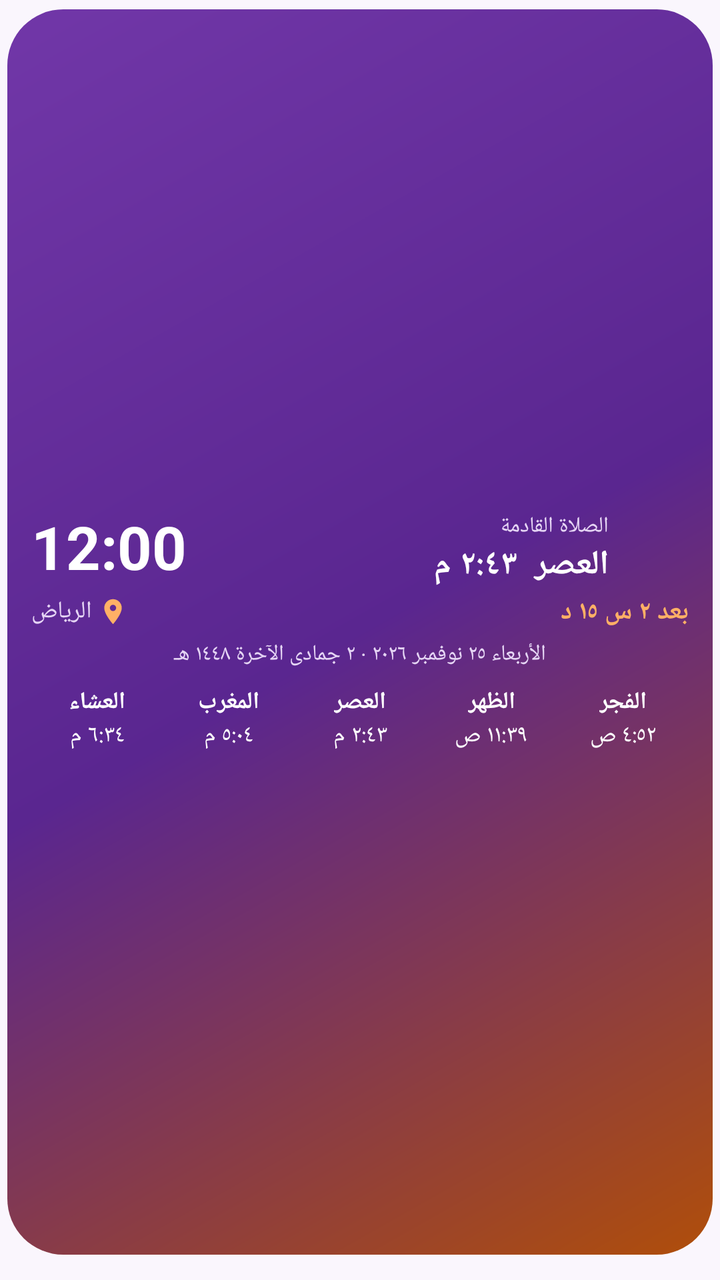
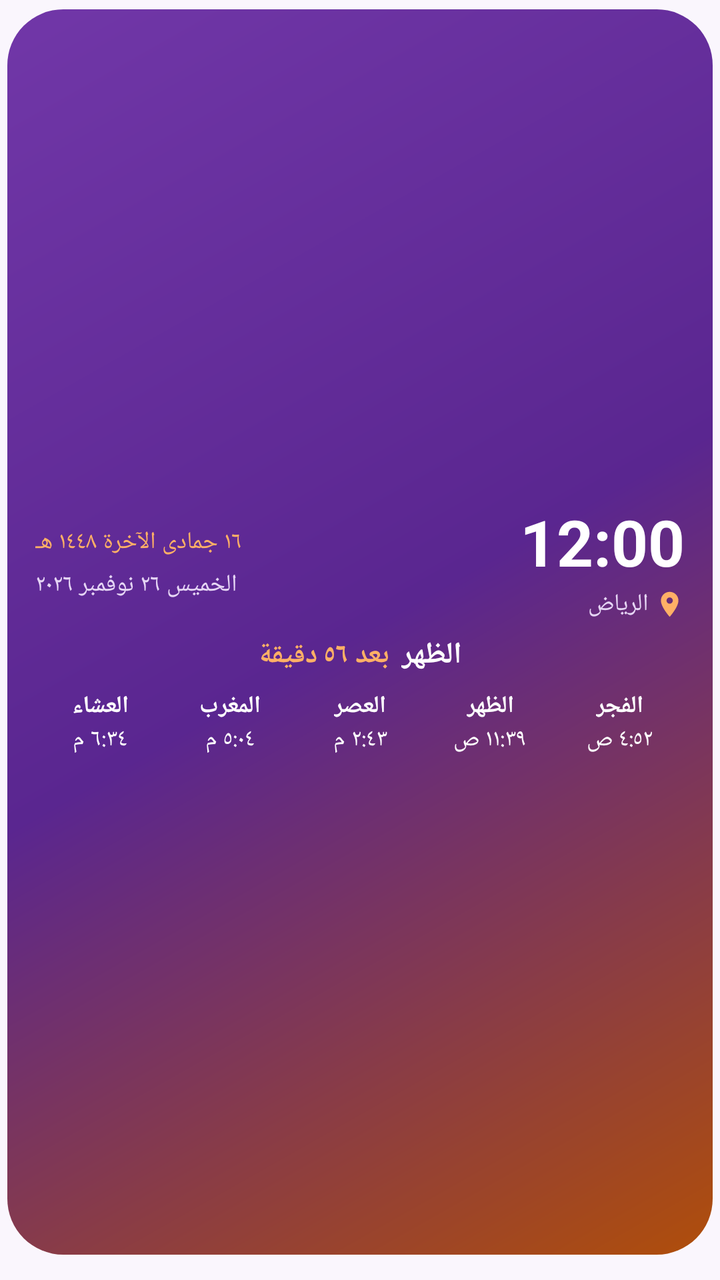

The first picture is an Android layout as it rendered before a commit; the second is the same layout after the commit. The layout source and the unified diff follow.
<!-- AndroidManifest.xml: application theme AppTheme -->
<!-- res/layout/widget_prayer.xml -->
<?xml version="1.0" encoding="utf-8"?>
<FrameLayout xmlns:android="http://schemas.android.com/apk/res/android" android:id="@+id/widget_root" android:layout_width="match_parent" android:layout_height="match_parent" android:layoutDirection="rtl" android:paddingStart="3.5dp" android:paddingEnd="3.5dp" android:paddingTop="4.5dp" android:paddingBottom="12.5dp">
    <ImageView android:id="@+id/wbg" android:layout_width="match_parent" android:layout_height="match_parent" android:clipToOutline="true" android:scaleType="fitXY" android:src="@drawable/wbg_grad_2" android:contentDescription="@null" />
    <LinearLayout android:layout_width="match_parent" android:layout_height="match_parent" android:orientation="vertical" android:gravity="center" android:paddingStart="12dp" android:paddingEnd="12dp" android:paddingTop="6dp" android:paddingBottom="6dp">
        <LinearLayout android:layout_width="match_parent" android:layout_height="wrap_content" android:orientation="horizontal" android:gravity="center_vertical">
            <ImageView android:layout_width="30dp" android:layout_height="30dp" android:src="@mipmap/ic_zakkerni" android:contentDescription="@null" />
            <LinearLayout android:layout_width="0dp" android:layout_height="wrap_content" android:layout_weight="1" android:orientation="vertical" android:paddingStart="10dp" android:paddingEnd="6dp">
                <TextView android:id="@+id/w_label" android:layout_width="wrap_content" android:layout_height="wrap_content" android:text="الصلاة القادمة" android:textColor="#E6D6F5" android:textSize="11dp" android:maxLines="1" android:ellipsize="end" />
                <TextView android:id="@+id/w_next" android:layout_width="wrap_content" android:layout_height="wrap_content" android:text="العصر  ٢:٤٣ م" android:textColor="#FFFFFF" android:textSize="17dp" android:maxLines="1" android:ellipsize="end" android:textStyle="bold" android:includeFontPadding="false" />
            </LinearLayout>
            <TextClock android:id="@+id/w_clock" android:layout_width="wrap_content" android:layout_height="wrap_content" android:format12Hour="h:mm" android:format24Hour="HH:mm" android:textColor="#FFFFFF" android:textSize="30dp" android:textStyle="bold" android:includeFontPadding="false" android:maxLines="1" />
        </LinearLayout>
        <LinearLayout android:layout_width="match_parent" android:layout_height="wrap_content" android:orientation="horizontal" android:gravity="center_vertical" android:layout_marginTop="3dp">
            <TextView android:id="@+id/w_cd" android:layout_width="wrap_content" android:layout_height="wrap_content" android:text="بعد ٢ س ١٥ د" android:textColor="#FFB066" android:textSize="13dp" android:maxLines="1" android:textStyle="bold" android:includeFontPadding="false" />
            <FrameLayout android:layout_width="0dp" android:layout_height="1dp" android:layout_weight="1" />
            <TextView android:id="@+id/w_city" android:layout_width="wrap_content" android:layout_height="wrap_content" android:gravity="center_vertical" android:text="الرياض" android:textColor="#E6D6F5" android:textSize="12dp" android:maxLines="1" android:drawableStart="@drawable/ic_pin_m" android:drawablePadding="3dp" android:includeFontPadding="false" />
            <TextView android:id="@+id/w_weather" android:layout_width="wrap_content" android:layout_height="wrap_content" android:layout_marginStart="10dp" android:textColor="#FFFFFF" android:textSize="14dp" android:maxLines="1" android:textStyle="bold" android:visibility="gone" android:includeFontPadding="false" />
        </LinearLayout>
        <TextView android:id="@+id/w_hijri" android:layout_width="match_parent" android:layout_height="wrap_content" android:gravity="center" android:text="الأربعاء ٢٥ نوفمبر ٢٠٢٦ · ٢ جمادى الآخرة ١٤٤٨ هـ" android:textColor="#E6D6F5" android:textSize="11dp" android:maxLines="1" android:ellipsize="end" android:layout_marginTop="5dp" android:includeFontPadding="false"/>
        <LinearLayout android:layout_width="match_parent" android:layout_height="wrap_content" android:layout_marginTop="8dp" android:orientation="horizontal">
            <LinearLayout android:layout_width="0dp" android:layout_height="wrap_content" android:layout_weight="1" android:orientation="vertical" android:gravity="center">
                <TextView android:id="@+id/n0" android:layout_width="wrap_content" android:layout_height="wrap_content" android:text="الفجر" android:textColor="#FFFFFF" android:textSize="12dp" android:maxLines="1" android:ellipsize="end" android:textStyle="bold" />
                <TextView android:id="@+id/t0" android:layout_width="wrap_content" android:layout_height="wrap_content" android:text="٤:٥٢ ص" android:textColor="#FFFFFF" android:textSize="12dp" android:maxLines="1" android:ellipsize="end"  />
            </LinearLayout>
            <LinearLayout android:layout_width="0dp" android:layout_height="wrap_content" android:layout_weight="1" android:orientation="vertical" android:gravity="center">
                <TextView android:id="@+id/n1" android:layout_width="wrap_content" android:layout_height="wrap_content" android:text="الظهر" android:textColor="#FFFFFF" android:textSize="12dp" android:maxLines="1" android:ellipsize="end" android:textStyle="bold" />
                <TextView android:id="@+id/t1" android:layout_width="wrap_content" android:layout_height="wrap_content" android:text="١١:٣٩ ص" android:textColor="#FFFFFF" android:textSize="12dp" android:maxLines="1" android:ellipsize="end"  />
            </LinearLayout>
            <LinearLayout android:layout_width="0dp" android:layout_height="wrap_content" android:layout_weight="1" android:orientation="vertical" android:gravity="center">
                <TextView android:id="@+id/n2" android:layout_width="wrap_content" android:layout_height="wrap_content" android:text="العصر" android:textColor="#FFFFFF" android:textSize="12dp" android:maxLines="1" android:ellipsize="end" android:textStyle="bold" />
                <TextView android:id="@+id/t2" android:layout_width="wrap_content" android:layout_height="wrap_content" android:text="٢:٤٣ م" android:textColor="#FFFFFF" android:textSize="12dp" android:maxLines="1" android:ellipsize="end"  />
            </LinearLayout>
            <LinearLayout android:layout_width="0dp" android:layout_height="wrap_content" android:layout_weight="1" android:orientation="vertical" android:gravity="center">
                <TextView android:id="@+id/n3" android:layout_width="wrap_content" android:layout_height="wrap_content" android:text="المغرب" android:textColor="#FFFFFF" android:textSize="12dp" android:maxLines="1" android:ellipsize="end" android:textStyle="bold" />
                <TextView android:id="@+id/t3" android:layout_width="wrap_content" android:layout_height="wrap_content" android:text="٥:٠٤ م" android:textColor="#FFFFFF" android:textSize="12dp" android:maxLines="1" android:ellipsize="end"  />
            </LinearLayout>
            <LinearLayout android:layout_width="0dp" android:layout_height="wrap_content" android:layout_weight="1" android:orientation="vertical" android:gravity="center">
                <TextView android:id="@+id/n4" android:layout_width="wrap_content" android:layout_height="wrap_content" android:text="العشاء" android:textColor="#FFFFFF" android:textSize="12dp" android:maxLines="1" android:ellipsize="end" android:textStyle="bold" />
                <TextView android:id="@+id/t4" android:layout_width="wrap_content" android:layout_height="wrap_content" android:text="٦:٣٤ م" android:textColor="#FFFFFF" android:textSize="12dp" android:maxLines="1" android:ellipsize="end"  />
            </LinearLayout>
        </LinearLayout>
    </LinearLayout>
</FrameLayout>
<!-- resources referenced by this layout -->
<resources>
  <!-- drawable ic_pin_m (drawable) -->
  <vector xmlns:android="http://schemas.android.com/apk/res/android" android:width="15dp" android:height="15dp" android:viewportWidth="24" android:viewportHeight="24">
      <path android:fillColor="#FFB066" android:pathData="M12,2C8.1,2 5,5.1 5,9c0,5.2 7,13 7,13s7,-7.8 7,-13c0,-3.9 -3.1,-7 -7,-7zM12,11.5c-1.4,0 -2.5,-1.1 -2.5,-2.5S10.6,6.5 12,6.5s2.5,1.1 2.5,2.5S13.4,11.5 12,11.5z"/>
  </vector>
  <!-- drawable wbg_grad_2 (drawable) -->
  <?xml version="1.0" encoding="utf-8"?>
  <shape xmlns:android="http://schemas.android.com/apk/res/android" android:shape="rectangle">
      <gradient android:angle="315" android:startColor="#7137A8" android:centerColor="#5A2690" android:endColor="#B04E0A" />
      <corners android:radius="28dp" />
  </shape>
  <!-- mipmap ic_zakkerni (mipmap-anydpi-v26) -->
  <?xml version="1.0" encoding="utf-8"?>
  <adaptive-icon xmlns:android="http://schemas.android.com/apk/res/android">
      <background android:drawable="@drawable/ic_bg" />
      <foreground android:drawable="@drawable/ic_fg" />
      <monochrome android:drawable="@drawable/ic_fg_mono" />
  </adaptive-icon>
  <style name="AppTheme" parent="@android:style/Theme.Material.Light.NoActionBar">
          <item name="android:windowBackground">@color/bg</item>
          <item name="android:statusBarColor">@color/bg</item>
          <item name="android:navigationBarColor">@color/bg</item>
          <item name="android:colorAccent">@color/orange</item>
          <item name="android:colorPrimary">@color/purple</item>
      </style>
  <!-- drawable ic_bg: png bitmap (drawable-nodpi, 34109 bytes) -->
  <!-- drawable ic_fg: png bitmap (drawable-nodpi, 6709 bytes) -->
  <!-- drawable ic_fg_mono: png bitmap (drawable-nodpi, 6709 bytes) -->
  <color name="bg">#FAF6FD</color>
  <color name="orange">#F28A32</color>
  <color name="purple">#7137A8</color>
</resources>

<!-- the commit's change to res/layout/widget_prayer.xml (unified diff, before → after) -->
@@ -1,23 +1,26 @@
 <?xml version="1.0" encoding="utf-8"?>
 <FrameLayout xmlns:android="http://schemas.android.com/apk/res/android" android:id="@+id/widget_root" android:layout_width="match_parent" android:layout_height="match_parent" android:layoutDirection="rtl" android:paddingStart="3.5dp" android:paddingEnd="3.5dp" android:paddingTop="4.5dp" android:paddingBottom="12.5dp">
     <ImageView android:id="@+id/wbg" android:layout_width="match_parent" android:layout_height="match_parent" android:clipToOutline="true" android:scaleType="fitXY" android:src="@drawable/wbg_grad_2" android:contentDescription="@null" />
-    <LinearLayout android:layout_width="match_parent" android:layout_height="match_parent" android:orientation="vertical" android:gravity="center" android:paddingStart="12dp" android:paddingEnd="12dp" android:paddingTop="6dp" android:paddingBottom="6dp">
+    <LinearLayout android:layout_width="match_parent" android:layout_height="match_parent" android:orientation="vertical" android:gravity="center" android:paddingStart="14dp" android:paddingEnd="14dp" android:paddingTop="6dp" android:paddingBottom="6dp">
         <LinearLayout android:layout_width="match_parent" android:layout_height="wrap_content" android:orientation="horizontal" android:gravity="center_vertical">
-            <ImageView android:layout_width="30dp" android:layout_height="30dp" android:src="@mipmap/ic_zakkerni" android:contentDescription="@null" />
-            <LinearLayout android:layout_width="0dp" android:layout_height="wrap_content" android:layout_weight="1" android:orientation="vertical" android:paddingStart="10dp" android:paddingEnd="6dp">
-                <TextView android:id="@+id/w_label" android:layout_width="wrap_content" android:layout_height="wrap_content" android:text="الصلاة القادمة" android:textColor="#E6D6F5" android:textSize="11dp" android:maxLines="1" android:ellipsize="end" />
-                <TextView android:id="@+id/w_next" android:layout_width="wrap_content" android:layout_height="wrap_content" android:text="العصر  ٢:٤٣ م" android:textColor="#FFFFFF" android:textSize="17dp" android:maxLines="1" android:ellipsize="end" android:textStyle="bold" android:includeFontPadding="false" />
+            <LinearLayout android:layout_width="wrap_content" android:layout_height="wrap_content" android:orientation="vertical" android:gravity="start">
+                <TextClock android:id="@+id/w_clock" android:layout_width="wrap_content" android:layout_height="wrap_content" android:format12Hour="h:mm" android:format24Hour="HH:mm" android:textColor="#FFFFFF" android:textSize="32dp" android:textStyle="bold" android:includeFontPadding="false" android:maxLines="1" />
+                <LinearLayout android:layout_width="wrap_content" android:layout_height="wrap_content" android:orientation="horizontal" android:gravity="center_vertical" android:layout_marginTop="3dp">
+                    <TextView android:id="@+id/w_city" android:layout_width="wrap_content" android:layout_height="wrap_content" android:gravity="center_vertical" android:text="الرياض" android:textColor="#E6D6F5" android:textSize="12dp" android:maxLines="1" android:drawableStart="@drawable/ic_pin_m" android:drawablePadding="3dp" android:includeFontPadding="false" />
+                    <TextView android:id="@+id/w_weather" android:layout_width="wrap_content" android:layout_height="wrap_content" android:layout_marginStart="8dp" android:textColor="#FFFFFF" android:textSize="13dp" android:maxLines="1" android:textStyle="bold" android:visibility="gone" android:includeFontPadding="false" />
+                </LinearLayout>
             </LinearLayout>
-            <TextClock android:id="@+id/w_clock" android:layout_width="wrap_content" android:layout_height="wrap_content" android:format12Hour="h:mm" android:format24Hour="HH:mm" android:textColor="#FFFFFF" android:textSize="30dp" android:textStyle="bold" android:includeFontPadding="false" android:maxLines="1" />
+            <LinearLayout android:layout_width="0dp" android:layout_height="wrap_content" android:layout_weight="1" android:orientation="vertical" android:gravity="end|center_vertical">
+                <TextView android:id="@+id/w_hijri" android:layout_width="wrap_content" android:layout_height="wrap_content" android:text="١٦ جمادى الآخرة ١٤٤٨ هـ" android:textColor="#FFB066" android:textSize="12dp" android:maxLines="1" android:ellipsize="end" android:includeFontPadding="false" />
+                <TextView android:id="@+id/w_greg" android:layout_width="wrap_content" android:layout_height="wrap_content" android:layout_marginTop="5dp" android:text="الخميس ٢٦ نوفمبر ٢٠٢٦" android:textColor="#E6D6F5" android:textSize="12dp" android:maxLines="1" android:ellipsize="end" android:includeFontPadding="false" />
+            </LinearLayout>
         </LinearLayout>
-        <LinearLayout android:layout_width="match_parent" android:layout_height="wrap_content" android:orientation="horizontal" android:gravity="center_vertical" android:layout_marginTop="3dp">
-            <TextView android:id="@+id/w_cd" android:layout_width="wrap_content" android:layout_height="wrap_content" android:text="بعد ٢ س ١٥ د" android:textColor="#FFB066" android:textSize="13dp" android:maxLines="1" android:textStyle="bold" android:includeFontPadding="false" />
-            <FrameLayout android:layout_width="0dp" android:layout_height="1dp" android:layout_weight="1" />
-            <TextView android:id="@+id/w_city" android:layout_width="wrap_content" android:layout_height="wrap_content" android:gravity="center_vertical" android:text="الرياض" android:textColor="#E6D6F5" android:textSize="12dp" android:maxLines="1" android:drawableStart="@drawable/ic_pin_m" android:drawablePadding="3dp" android:includeFontPadding="false" />
-            <TextView android:id="@+id/w_weather" android:layout_width="wrap_content" android:layout_height="wrap_content" android:layout_marginStart="10dp" android:textColor="#FFFFFF" android:textSize="14dp" android:maxLines="1" android:textStyle="bold" android:visibility="gone" android:includeFontPadding="false" />
+        <LinearLayout android:layout_width="wrap_content" android:layout_height="wrap_content" android:orientation="horizontal" android:gravity="center_vertical" android:layout_marginTop="7dp">
+            <TextView android:id="@+id/w_label" android:layout_width="wrap_content" android:layout_height="wrap_content" android:visibility="gone" />
+            <TextView android:id="@+id/w_next" android:layout_width="wrap_content" android:layout_height="wrap_content" android:text="الظهر" android:textColor="#FFFFFF" android:textSize="15dp" android:maxLines="1" android:textStyle="bold" android:includeFontPadding="false" />
+            <TextView android:id="@+id/w_cd" android:layout_width="wrap_content" android:layout_height="wrap_content" android:layout_marginStart="6dp" android:text="بعد ٥٦ دقيقة" android:textColor="#FFB066" android:textSize="14dp" android:maxLines="1" android:textStyle="bold" android:includeFontPadding="false" />
         </LinearLayout>
-        <TextView android:id="@+id/w_hijri" android:layout_width="match_parent" android:layout_height="wrap_content" android:gravity="center" android:text="الأربعاء ٢٥ نوفمبر ٢٠٢٦ · ٢ جمادى الآخرة ١٤٤٨ هـ" android:textColor="#E6D6F5" android:textSize="11dp" android:maxLines="1" android:ellipsize="end" android:layout_marginTop="5dp" android:includeFontPadding="false"/>
-        <LinearLayout android:layout_width="match_parent" android:layout_height="wrap_content" android:layout_marginTop="8dp" android:orientation="horizontal">
+        <LinearLayout android:layout_width="match_parent" android:layout_height="wrap_content" android:layout_marginTop="7dp" android:orientation="horizontal">
             <LinearLayout android:layout_width="0dp" android:layout_height="wrap_content" android:layout_weight="1" android:orientation="vertical" android:gravity="center">
                 <TextView android:id="@+id/n0" android:layout_width="wrap_content" android:layout_height="wrap_content" android:text="الفجر" android:textColor="#FFFFFF" android:textSize="12dp" android:maxLines="1" android:ellipsize="end" android:textStyle="bold" />
                 <TextView android:id="@+id/t0" android:layout_width="wrap_content" android:layout_height="wrap_content" android:text="٤:٥٢ ص" android:textColor="#FFFFFF" android:textSize="12dp" android:maxLines="1" android:ellipsize="end"  />
<!-- resource entries referenced after the edit -->
@@ -10,13 +10,6 @@
       <gradient android:angle="315" android:startColor="#7137A8" android:centerColor="#5A2690" android:endColor="#B04E0A" />
       <corners android:radius="28dp" />
   </shape>
-  <!-- mipmap ic_zakkerni (mipmap-anydpi-v26) -->
-  <?xml version="1.0" encoding="utf-8"?>
-  <adaptive-icon xmlns:android="http://schemas.android.com/apk/res/android">
-      <background android:drawable="@drawable/ic_bg" />
-      <foreground android:drawable="@drawable/ic_fg" />
-      <monochrome android:drawable="@drawable/ic_fg_mono" />
-  </adaptive-icon>
   <style name="AppTheme" parent="@android:style/Theme.Material.Light.NoActionBar">
           <item name="android:windowBackground">@color/bg</item>
           <item name="android:statusBarColor">@color/bg</item>
@@ -24,9 +17,6 @@
           <item name="android:colorAccent">@color/orange</item>
           <item name="android:colorPrimary">@color/purple</item>
       </style>
-  <!-- drawable ic_bg: png bitmap (drawable-nodpi, 34109 bytes) -->
-  <!-- drawable ic_fg: png bitmap (drawable-nodpi, 6709 bytes) -->
-  <!-- drawable ic_fg_mono: png bitmap (drawable-nodpi, 6709 bytes) -->
   <color name="bg">#FAF6FD</color>
   <color name="orange">#F28A32</color>
   <color name="purple">#7137A8</color>
